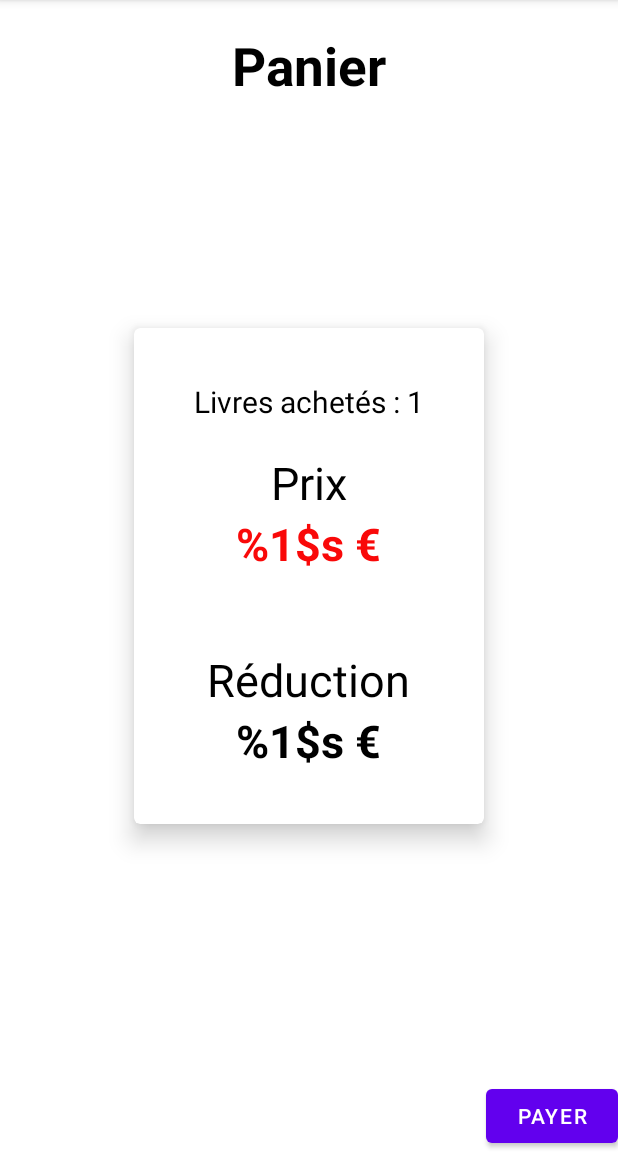
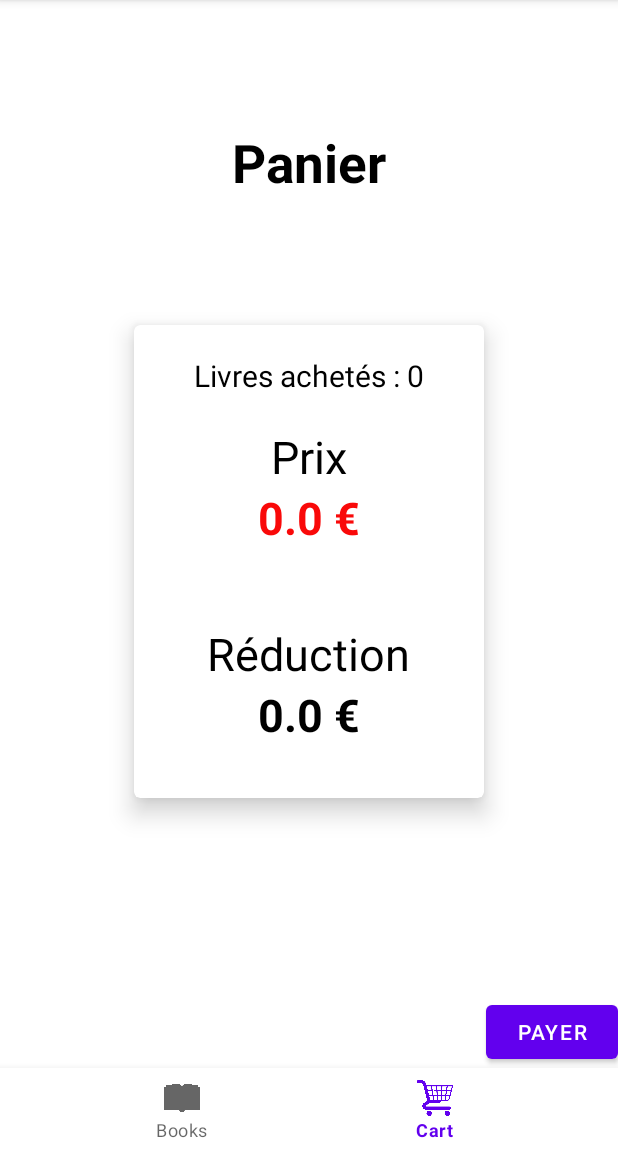
Before and after one commit to bigfootledur/LibrairieHenriPotier, an Android app: the PanierActivity screen opened directly, with no data from a screen before it, on a phone screen of 412 x 824 dp, the part 84-1236 px from its top. Run offline under Robolectric (Android 15) with nearby library versions, the phone set to English and light mode, and no system bars; network calls fail.

Commit message:
Bottom navigation

```diff
--- /dev/null
+++ b/app/src/main/java/com/groupe3/librairiedehenripotier/presenter/PanierContent.kt
@@ -0,0 +1,15 @@
+package com.groupe3.librairiedehenripotier.presenter
+
+import com.groupe3.librairiedehenripotier.model.Book
+
+object PanierContent {
+    private val listBooks = ArrayList<Book>()
+
+    fun addBook(book: Book) {
+        this.listBooks.add(book)
+    }
+
+    fun getBooks(): List<Book> {
+        return listBooks
+    }
+}
--- a/app/src/main/java/com/groupe3/librairiedehenripotier/presenter/PanierPresenter.kt
+++ b/app/src/main/java/com/groupe3/librairiedehenripotier/presenter/PanierPresenter.kt
@@ -10,8 +10,15 @@ import kotlinx.coroutines.launch
 
 class PanierPresenter (private var view: PanierView, private val api: HenriPotierData)  {
     fun getReducedPriceAndPromotion(books: List<Book>) {
+        if(books.isEmpty()) {
+            view.apply{
+                setMontantPrix(0f)
+                setMontantPromotion(0f)
+            }
+        }
+        else {
             GlobalScope.launch(Dispatchers.Main) {
-            val bookIds = books.map{ book -> book.isbn }
+                val bookIds = books.map { book -> book.isbn }
                 val commercialOffers = api.commercialOffers(bookIds)
 
                 val (bestOffer, price) = OfferCalculator.getBestOfferWithPrice(books, commercialOffers)
@@ -20,10 +27,11 @@ class PanierPresenter (private var view: PanierView, private val api: HenriPotie
                     promotion = OfferCalculator.getPriceWithOffer(books, bestOffer)
                 }
 
-            view.apply{
+                view.apply {
                     setMontantPrix(price)
                     setMontantPromotion(promotion)
                 }
             }
         }
     }
+}
--- a/app/src/main/java/com/groupe3/librairiedehenripotier/view/PanierActivity.kt
+++ b/app/src/main/java/com/groupe3/librairiedehenripotier/view/PanierActivity.kt
@@ -1,13 +1,16 @@
 package com.groupe3.librairiedehenripotier.view
 
+import android.content.Intent
 import androidx.appcompat.app.AppCompatActivity
 import android.os.Bundle
 import android.widget.Button
 import android.widget.TextView
 import android.widget.Toast
+import com.google.android.material.bottomnavigation.BottomNavigationView
+import com.groupe3.librairiedehenripotier.MainActivity
 import com.groupe3.librairiedehenripotier.R
 import com.groupe3.librairiedehenripotier.api.HenriPotierData
-import com.groupe3.librairiedehenripotier.model.Book
+import com.groupe3.librairiedehenripotier.presenter.PanierContent
 import com.groupe3.librairiedehenripotier.presenter.PanierPresenter
 
 class PanierActivity : AppCompatActivity(), PanierView {
@@ -17,16 +20,13 @@ class PanierActivity : AppCompatActivity(), PanierView {
     override fun onCreate(savedInstanceState: Bundle?) {
         super.onCreate(savedInstanceState)
         setContentView(R.layout.activity_panier)
-
+        setNavigationListener()
         val openButton = findViewById<Button>(R.id.textButton)
         openButton.setOnClickListener { showPayerToast() }
 
-        val bookIds = listOf<Book>(
-            Book("c8fabf68-8374-48fe-a7ea-a00ccd07afff",
-                "oij", 10.0F, "zef", listOf<String>("zef")))
-        presenter.getReducedPriceAndPromotion(bookIds)
-
-        setLivreAchetes(bookIds.size.toString())
+        val books = PanierContent.getBooks()
+        presenter.getReducedPriceAndPromotion(books)
+        setLivreAchetes(books.size.toString())
     }
 
     override fun showPayerToast() {
@@ -47,4 +47,18 @@ class PanierActivity : AppCompatActivity(), PanierView {
         val livreAchetes = findViewById<TextView>(R.id.nombre_livres)
         livreAchetes.text = getString(R.string.nombre_livres, number)
     }
+
+    private fun setNavigationListener() {
+        val bottomNavigation = findViewById<BottomNavigationView>(R.id.bottom_navigation)
+        bottomNavigation.selectedItemId = R.id.bottom_navigation_menu2
+        bottomNavigation.setOnNavigationItemSelectedListener { item ->
+            when(item.itemId) {
+                R.id.bottom_navigation_menu1 -> {
+                    val panierIntent = Intent(this, MainActivity::class.java)
+                    startActivity(panierIntent)
+                }
+            }
+            true
+        }
+    }
 }
--- a/app/src/main/res/layout/activity_panier.xml
+++ b/app/src/main/res/layout/activity_panier.xml
@@ -7,25 +7,28 @@
     tools:context=".view.PanierActivity">
 
     <TextView
+        android:id="@+id/panier_titre"
         android:layout_width="wrap_content"
         android:layout_height="wrap_content"
         app:layout_constraintTop_toTopOf="parent"
         app:layout_constraintLeft_toLeftOf="parent"
         app:layout_constraintRight_toRightOf="parent"
+        app:layout_constraintBottom_toTopOf="@id/panier_card"
         android:text="@string/panier"
         style="@style/PanierTitre" />
 
     <com.google.android.material.card.MaterialCardView
+        android:id="@+id/panier_card"
         android:layout_height="wrap_content"
         android:layout_width="wrap_content"
         app:contentPaddingRight="40dp"
         app:contentPaddingLeft="40dp"
-        app:contentPaddingTop="35dp"
+        app:contentPaddingTop="20dp"
         app:contentPaddingBottom="35dp"
         app:layout_constraintLeft_toLeftOf="parent"
         app:layout_constraintRight_toRightOf="parent"
-        app:layout_constraintTop_toTopOf="parent"
-        app:layout_constraintBottom_toBottomOf="parent"
+        app:layout_constraintTop_toTopOf="@id/panier_titre"
+        app:layout_constraintBottom_toTopOf="@id/textButton"
         app:cardElevation="10dp"
         >
         <LinearLayout
@@ -77,6 +80,17 @@
         android:layout_height="wrap_content"
         android:text="@string/bouton_payer"
         app:layout_constraintBottom_toBottomOf="parent"
-        app:layout_constraintRight_toRightOf="parent" />
+        app:layout_constraintRight_toRightOf="parent"
+        app:layout_constraintBottom_toTopOf="@id/bottom_navigation"
+        />
+
+    <com.google.android.material.bottomnavigation.BottomNavigationView
+        android:id="@+id/bottom_navigation"
+        android:layout_width="match_parent"
+        android:layout_height="wrap_content"
+        app:menu="@menu/bottom_navigation_menu"
+        app:layout_constraintBottom_toBottomOf="parent"
+
+        />
 
 </androidx.constraintlayout.widget.ConstraintLayout>
--- a/app/src/main/res/values/styles.xml
+++ b/app/src/main/res/values/styles.xml
@@ -2,7 +2,6 @@
 <resources>
     <style name="PanierTitre">
         <item name="android:textSize">35sp</item>
-        <item name="android:layout_marginTop">20sp</item>
         <item name="android:textStyle">bold</item>
         <item name="android:textColor">@color/black</item>
     </style>
```
Also changed, not shown: app/src/main/java/com/groupe3/librairiedehenripotier/MainActivity.kt (+15 -1 lines), app/src/main/java/com/groupe3/librairiedehenripotier/view/BookDetailsActivity.kt (+32 -0 lines), app/src/main/res/layout/book_details_activity.xml (+12 -17 lines), app/src/main/res/layout/library_activity.xml (+6 -18 lines). Lines whose indentation alone changed are shown as unchanged.
